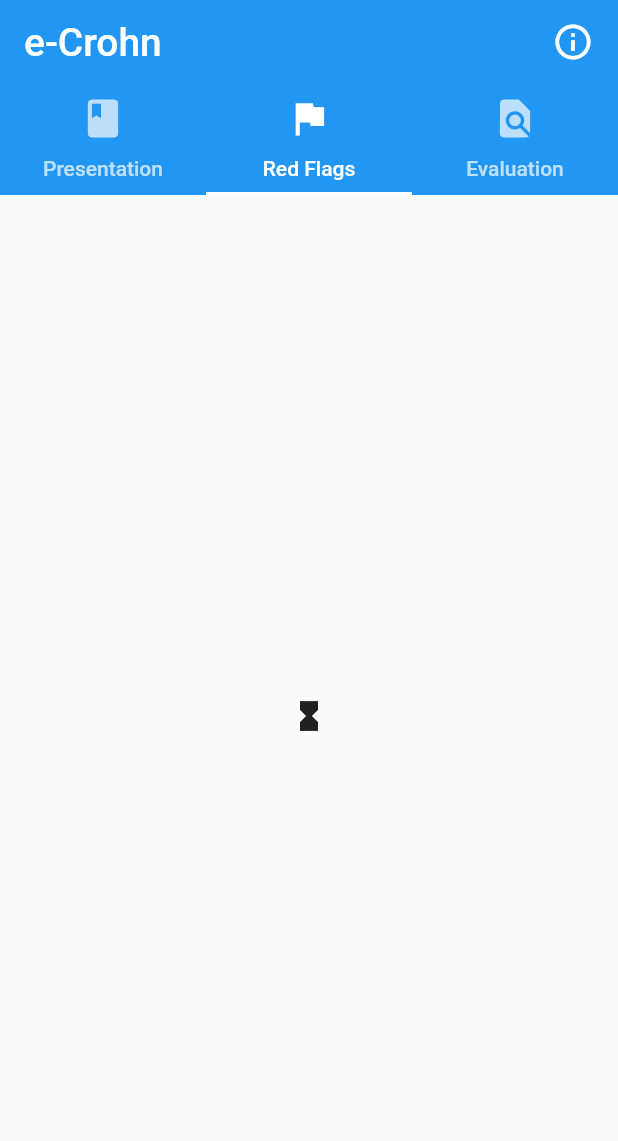
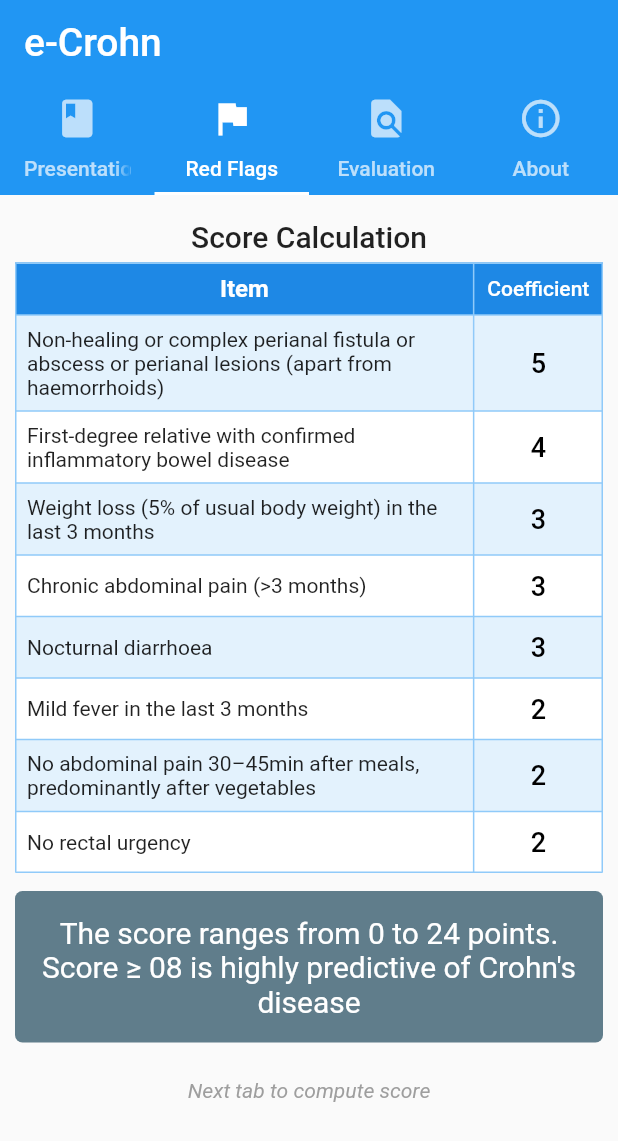
Before and after one commit to rogerio410/ecrohn, a Flutter app: the screen it shows after launch, tab 2 chosen, on a phone screen of 412 x 824 dp. Shown: the top 1141 px of the screen. Run offline on Flutter 3.47's test engine with Material 2 defaults, Android fonts, the phone set to English and light mode, and no system bars; Roboto replaces fonts that are missing (Helvetica Hune).

Commit message:
App refactor structure. New tabs contents e about is now a Tab too

```diff
--- a/lib/main.dart
+++ b/lib/main.dart
@@ -1,4 +1,3 @@
-import 'package:ecronh/routes/about.dart';
 import 'package:flutter/material.dart';
 import 'package:ecronh/routes/home.dart';
 
@@ -11,7 +10,7 @@
     // theme: themeData,
     routes: {
       '/': (context) => HomeRoute(),
-      '/about': (context) => AboutScreen(),
+      // '/about': (context) => AboutScreen(),
     },
   ));
 }
--- /dev/null
+++ b/lib/models/question.dart
@@ -0,0 +1,66 @@
+class Question {
+  Question(
+      {this.order = 0, this.title, this.coefficient, this.checked = false});
+
+  final title;
+  final coefficient;
+  final order;
+  bool checked;
+
+  static double score(List<Question> questions) {
+    var value = 0.0;
+
+    questions.forEach((question) {
+      if (question.checked) {
+        value += question.coefficient;
+      }
+    });
+
+    return value;
+  }
+}
+
+List<Question> questions = <Question>[
+  Question(
+    order: 1,
+    title:
+        'Non-healing or complex perianal fistula or abscess or perianal lesions (apart from haemorrhoids)',
+    coefficient: 5,
+  ),
+  Question(
+    order: 2,
+    title: 'First-degree relative with confirmed inflammatory bowel disease',
+    coefficient: 4,
+  ),
+  Question(
+    order: 3,
+    title: 'Weight loss (5% of usual body weight) in the last 3 months',
+    coefficient: 3,
+  ),
+  Question(
+    order: 4,
+    title: 'Chronic abdominal pain (>3 months)',
+    coefficient: 3,
+  ),
+  Question(
+    order: 5,
+    title: 'Nocturnal diarrhoea',
+    coefficient: 3,
+  ),
+  Question(
+    order: 6,
+    title: 'Mild fever in the last 3 months',
+    coefficient: 2,
+  ),
+  Question(
+    order: 7,
+    title:
+        'No abdominal pain 30–45min after meals, predominantly after vegetables',
+    coefficient: 2,
+  ),
+  Question(
+    order: 8,
+    title: 'No rectal urgency',
+    coefficient: 2,
+  ),
+];
--- a/lib/routes/home.dart
+++ b/lib/routes/home.dart
@@ -1,5 +1,7 @@
+import 'package:ecronh/widgets/red_flag_tab.dart';
 import 'package:flutter/material.dart';
-import 'package:ecronh/widgets/tabs_content.dart';
+import 'package:ecronh/widgets/evalution_tab.dart';
+import 'package:ecronh/widgets/about.dart';
 
 class HomeRoute extends StatelessWidget {
   @override
@@ -15,20 +17,20 @@
         ),
         textAlign: TextAlign.left,
       ),
-      actions: <Widget>[
-        IconButton(
-          padding: EdgeInsets.only(
-            right: 12,
-          ),
-          icon: Icon(
-            Icons.info_outline,
-            size: 28,
-          ),
-          onPressed: () {
-            Navigator.pushNamed(context, '/about');
-          },
-        )
-      ],
+      // actions: <Widget>[
+      //   IconButton(
+      //     padding: EdgeInsets.only(
+      //       right: 12,
+      //     ),
+      //     icon: Icon(
+      //       Icons.info_outline,
+      //       size: 28,
+      //     ),
+      //     onPressed: () {
+      //       Navigator.pushNamed(context, '/about');
+      //     },
+      //   )
+      // ],
       bottom: TabBar(
         // unselectedLabelColor: Colors.white,
         // labelColor: Colors.cyanAccent,
@@ -48,13 +50,14 @@
     final body = TabBarView(
       children: <Widget>[
         Icon(Icons.hourglass_empty),
-        Icon(Icons.hourglass_full),
-        RedFlagScore(),
+        RedFlags(),
+        EvalutionRedFlagScore(),
+        AboutScreen(),
       ],
     );
 
     return DefaultTabController(
-      length: 3,
+      length: 4,
       child: Scaffold(
         appBar: appBar,
         body: body,
@@ -79,4 +82,5 @@
   const Choice(title: 'Presentation', icon: Icons.book),
   const Choice(title: 'Red Flags', icon: Icons.flag),
   const Choice(title: 'Evaluation', icon: Icons.find_in_page),
+  const Choice(title: 'About', icon: Icons.info_outline),
 ];
--- /dev/null
+++ b/lib/widgets/red_flag_tab.dart
@@ -0,0 +1,137 @@
+import 'dart:ui';
+
+import 'package:ecronh/models/question.dart';
+import 'package:flutter/material.dart';
+
+class RedFlags extends StatelessWidget {
+  const RedFlags({Key key}) : super(key: key);
+
+  @override
+  Widget build(BuildContext context) {
+    return Container(
+        padding: EdgeInsets.all(10.0),
+        child: SingleChildScrollView(
+          child: Column(
+            children: <Widget>[
+              Center(
+                child: Padding(
+                  padding: const EdgeInsets.all(6.0),
+                  child: Text(
+                    'Score Calculation',
+                    style: TextStyle(
+                      fontSize: 20,
+                      fontWeight: FontWeight.w500,
+                    ),
+                  ),
+                ),
+              ),
+              Table(
+                defaultVerticalAlignment: TableCellVerticalAlignment.middle,
+                columnWidths: {
+                  0: FractionColumnWidth(0.78),
+                },
+                border: TableBorder.all(
+                  color: Colors.blue[200],
+                  width: 1.0,
+                ),
+                children: <TableRow>[
+                      TableRow(
+                        decoration: BoxDecoration(
+                          color: Colors.blue[600],
+                        ),
+                        children: <Widget>[
+                          Center(
+                            child: Padding(
+                              padding: const EdgeInsets.all(8.0),
+                              child: Text(
+                                'Item',
+                                style: TextStyle(
+                                    fontWeight: FontWeight.w600,
+                                    fontSize: 16,
+                                    color: Colors.white),
+                              ),
+                            ),
+                          ),
+                          Center(
+                            child: Text(
+                              'Coefficient',
+                              style: TextStyle(
+                                color: Colors.white,
+                                fontWeight: FontWeight.w500,
+                                fontSize: 14.0,
+                              ),
+                            ),
+                          ),
+                        ],
+                      ),
+                    ] +
+                    questions
+                        .map(
+                          (question) => TableRow(
+                            decoration: BoxDecoration(
+                              color: question.order.isOdd
+                                  ? Colors.blue[50]
+                                  : Colors.white,
+                            ),
+                            children: <Widget>[
+                              Container(
+                                padding: const EdgeInsets.all(8.0),
+                                child: Text(
+                                  question.title,
+                                ),
+                              ),
+                              Container(
+                                padding: EdgeInsets.all(10),
+                                child: Center(
+                                  child: Text(
+                                    '${question.coefficient}',
+                                    style: TextStyle(
+                                      color: Colors.black,
+                                      fontWeight: FontWeight.w500,
+                                      fontSize: 18.0,
+                                    ),
+                                  ),
+                                ),
+                              ),
+                            ],
+                          ),
+                        )
+                        .toList(),
+              ),
+              SizedBox(
+                height: 12,
+              ),
+              Container(
+                padding: EdgeInsets.symmetric(vertical: 16, horizontal: 12),
+                width: double.infinity,
+                decoration: BoxDecoration(
+                  borderRadius: BorderRadius.all(
+                    Radius.circular(5),
+                  ),
+                  color: Colors.blueGrey[500],
+                ),
+                child: Text(
+                  'The score ranges from 0 to 24 points. Score ≥ 08 is highly predictive of Crohn\'s disease',
+                  style: TextStyle(
+                    fontSize: 20,
+                    color: Colors.white,
+                    fontWeight: FontWeight.w400,
+                  ),
+                  textAlign: TextAlign.center,
+                ),
+              ),
+              SizedBox(
+                height: 24.0,
+              ),
+              Text(
+                'Next tab to compute score',
+                style: TextStyle(
+                  color: Colors.grey,
+                  fontStyle: FontStyle.italic,
+                ),
+              )
+            ],
+          ),
+        ));
+  }
+}
```
Also changed, not shown: lib/routes/about.dart (deleted, +0 -102 lines), lib/widgets/about.dart (added, +131 -0 lines), lib/widgets/evalution_tab.dart (renamed from lib/widgets/tabs_content.dart, +5 -63 lines).
